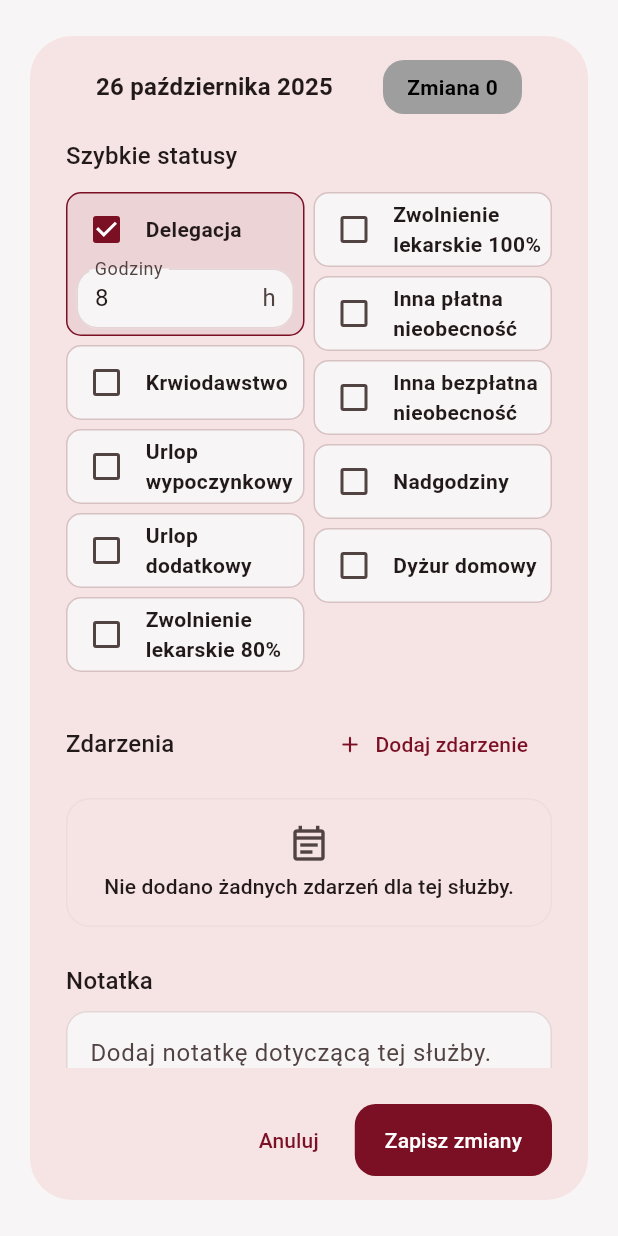
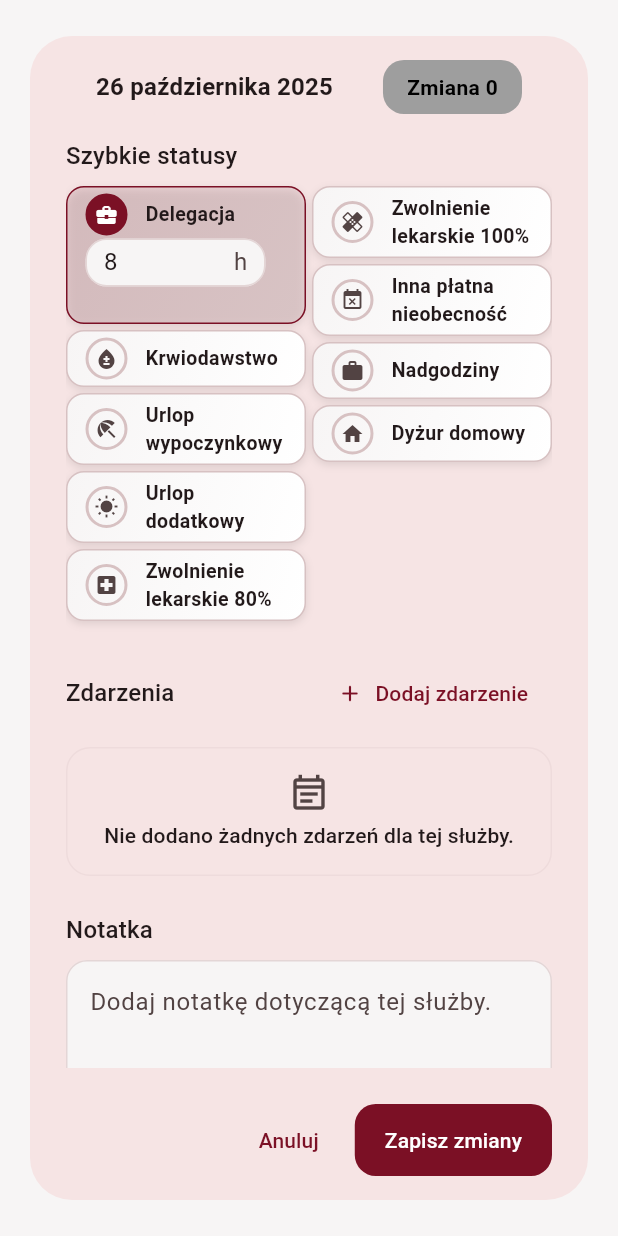
Before and after one commit to kroxon/Spark, a Flutter app: the DayDetailDialog widget shown alone on an empty page, opened directly with empty values, after a tap on "Delegacja", on a phone screen of 412 x 824 dp. Run offline on Flutter 3.47's test engine with Material 3 defaults, Android fonts, the phone set to English and light mode, and no system bars; our stand-ins replace cloud_firestore, firebase_auth, firebase_core, flutter_riverpod, flutter_signin_button, go_router and 1 more; accounts and stored records are empty; generated files the repository leaves out were written again; network calls fail; statements that could not run were skipped.

Commit message:
fix(ui): Correct status display issues

```diff
--- a/lib/features/calendar/models/calendar_entry.dart
+++ b/lib/features/calendar/models/calendar_entry.dart
@@ -13,7 +13,6 @@ enum EventType {
   paidAbsence,
   overtimeTimeOff,
   homeDuty,
-  unpaidAbsence,
 }
 
 class DayEvent {
--- a/lib/features/calendar/models/quick_status_validator.dart
+++ b/lib/features/calendar/models/quick_status_validator.dart
@@ -317,7 +317,6 @@ class QuickStatusValidator {
       EventType.vacationRegular,
       EventType.vacationAdditional,
       EventType.overtimeTimeOff,
-      EventType.unpaidAbsence,
     };
 
     final conflictingTypes = selections.keys
@@ -352,7 +351,6 @@ class QuickStatusValidator {
       EventType.vacationAdditional,
       EventType.overtimeTimeOff,
       EventType.paidAbsence,
-      EventType.unpaidAbsence,
       EventType.delegation,
       EventType.overtimeWorked,
     };
@@ -401,8 +399,6 @@ class QuickStatusValidator {
         return 'Odbiór nadgodzin';
       case EventType.homeDuty:
         return 'Dyżur domowy';
-      case EventType.unpaidAbsence:
-        return 'Inna bezpłatna nieobecność';
     }
   }
 }
--- a/lib/features/calendar/widgets/day_detail/day_quick_status_section.dart
+++ b/lib/features/calendar/widgets/day_detail/day_quick_status_section.dart
@@ -33,56 +33,61 @@ class _DayQuickStatusSectionState extends State<DayQuickStatusSection> {
     _QuickStatusOption(
       type: EventType.delegation,
       label: 'Delegacja',
+      icon: Icons.business_center,
       isFixedHours: false,
     ),
     _QuickStatusOption(
       type: EventType.bloodDonation,
       label: 'Krwiodawstwo',
+      icon: Icons.bloodtype,
       isFixedHours: true,
     ),
     _QuickStatusOption(
       type: EventType.vacationRegular,
       label: 'Urlop wypoczynkowy',
+      icon: Icons.beach_access,
       isFixedHours: false,
     ),
     _QuickStatusOption(
       type: EventType.vacationAdditional,
       label: 'Urlop dodatkowy',
+      icon: Icons.wb_sunny,
       isFixedHours: false,
     ),
     _QuickStatusOption(
       type: EventType.sickLeave80,
       label: 'Zwolnienie lekarskie 80%',
+      icon: Icons.local_hospital,
       isFixedHours: true,
     ),
     _QuickStatusOption(
       type: EventType.sickLeave100,
       label: 'Zwolnienie lekarskie 100%',
+      icon: Icons.healing,
       isFixedHours: true,
     ),
     _QuickStatusOption(
       type: EventType.overtimeTimeOff,
       label: 'Odbiór nadgodzin',
+      icon: Icons.access_time,
       isFixedHours: false,
     ),
     _QuickStatusOption(
       type: EventType.paidAbsence,
       label: 'Inna płatna nieobecność',
-      isFixedHours: false,
-    ),
-    _QuickStatusOption(
-      type: EventType.unpaidAbsence,
-      label: 'Inna bezpłatna nieobecność',
+      icon: Icons.event_busy,
       isFixedHours: false,
     ),
     _QuickStatusOption(
       type: EventType.overtimeWorked,
       label: 'Nadgodziny',
+      icon: Icons.work,
       isFixedHours: false,
     ),
     _QuickStatusOption(
       type: EventType.homeDuty,
       label: 'Dyżur domowy',
+      icon: Icons.home,
       isFixedHours: true,
     ),
   ];
@@ -133,9 +138,8 @@ class _DayQuickStatusSectionState extends State<DayQuickStatusSection> {
     final visibleOptions = _visibleOptions();
     return LayoutBuilder(
       builder: (context, constraints) {
-        const spacing = 6.0;
-        final isSingleColumn = constraints.maxWidth < 280;
-        final columnsCount = isSingleColumn ? 1 : 2;
+        const spacing = 4.0;
+        final columnsCount = 2;
         final sliceSize = (visibleOptions.length / columnsCount).ceil();
 
         List<Widget> buildColumnSlice(int columnIndex) {
@@ -157,21 +161,21 @@ class _DayQuickStatusSectionState extends State<DayQuickStatusSection> {
           crossAxisAlignment: CrossAxisAlignment.start,
           children: [
             Text('Szybkie statusy', style: theme.textTheme.titleMedium),
-            const SizedBox(height: 12),
+            const SizedBox(height: 8),
             AnimatedSwitcher(
               duration: const Duration(milliseconds: 200),
               child: _blockedMessage == null
                   ? const SizedBox.shrink()
                   : Container(
                       key: const ValueKey('blocked-message'),
-                      margin: const EdgeInsets.only(bottom: 12),
+                      margin: const EdgeInsets.only(bottom: 8),
                       padding: const EdgeInsets.symmetric(
-                        horizontal: 12,
-                        vertical: 10,
+                        horizontal: 10,
+                        vertical: 8,
                       ),
                       decoration: BoxDecoration(
                         color: theme.colorScheme.surfaceContainerHighest,
-                        borderRadius: BorderRadius.circular(12),
+                        borderRadius: BorderRadius.circular(8),
                         border: Border.all(
                           color: theme.colorScheme.outlineVariant,
                         ),
@@ -182,10 +186,10 @@ class _DayQuickStatusSectionState extends State<DayQuickStatusSection> {
                         children: [
                           Icon(
                             Icons.info_outline,
-                            size: 18,
+                            size: 16,
                             color: theme.colorScheme.primary,
                           ),
-                          const SizedBox(width: 8),
+                          const SizedBox(width: 6),
                           Expanded(
                             child: Text(
                               _blockedMessage!,
@@ -196,9 +200,6 @@ class _DayQuickStatusSectionState extends State<DayQuickStatusSection> {
                       ),
                     ),
             ),
-            if (isSingleColumn)
-              Column(children: buildColumnSlice(0))
-            else
             Row(
               crossAxisAlignment: CrossAxisAlignment.start,
               children: [
@@ -223,88 +224,125 @@ class _DayQuickStatusSectionState extends State<DayQuickStatusSection> {
     final isInteractionBlocked = _isInteractionBlocked(option.type);
     final hasConflict = _hasConflict(option.type);
 
-    return AnimatedContainer(
+    return AnimatedSize(
       duration: const Duration(milliseconds: 180),
       curve: Curves.easeInOut,
-      padding: const EdgeInsets.symmetric(horizontal: 6, vertical: 4),
+      child: AnimatedContainer(
+        duration: const Duration(milliseconds: 180),
+        curve: Curves.easeInOut,
         decoration: BoxDecoration(
-        color: isSelected
-            ? hasConflict
-                ? theme.colorScheme.errorContainer.withValues(alpha: 0.1)
-                : theme.colorScheme.primary.withValues(alpha: 0.08)
-            : isInteractionBlocked
-            ? theme.colorScheme.surfaceContainerHighest.withValues(alpha: 0.4)
-            : theme.colorScheme.surface,
-        borderRadius: BorderRadius.circular(10),
+          gradient: isSelected
+              ? LinearGradient(
+                  colors: [theme.colorScheme.primary.withValues(alpha: 0.1), theme.colorScheme.primary.withValues(alpha: 0.05)],
+                  begin: Alignment.topLeft,
+                  end: Alignment.bottomRight,
+                )
+              : LinearGradient(
+                  colors: isInteractionBlocked
+                      ? [theme.colorScheme.surfaceContainerHighest.withValues(alpha: 0.4), theme.colorScheme.surface]
+                      : [theme.colorScheme.surface, theme.colorScheme.surfaceContainerLowest],
+                  begin: Alignment.topLeft,
+                  end: Alignment.bottomRight,
+                ),
+          borderRadius: BorderRadius.circular(12),
           border: Border.all(
             color: isSelected
-              ? hasConflict
-                  ? theme.colorScheme.error
-                  : theme.colorScheme.primary
+                ? theme.colorScheme.primary
                 : isInteractionBlocked
                 ? theme.colorScheme.outlineVariant.withValues(alpha: 0.5)
                 : theme.colorScheme.outlineVariant,
           ),
+          boxShadow: [
+            BoxShadow(
+              color: theme.shadowColor.withValues(alpha: 0.1),
+              blurRadius: 4,
+              offset: const Offset(0, 2),
             ),
+          ],
+        ),
+        child: Material(
+          color: Colors.transparent,
+          child: InkWell(
+            borderRadius: BorderRadius.circular(12),
+            onTap: isInteractionBlocked ? null : () => _handleOptionPressed(option.type),
+            child: Padding(
+              padding: const EdgeInsets.symmetric(horizontal: 12, vertical: 4),
               child: Column(
                 crossAxisAlignment: CrossAxisAlignment.start,
-        mainAxisSize: MainAxisSize.min,
                 children: [
                   Row(
                     crossAxisAlignment: CrossAxisAlignment.center,
                     children: [
-              Checkbox(
-                value: isSelected,
-                visualDensity: VisualDensity.compact,
-                onChanged: isInteractionBlocked ? null : (_) => _handleOptionPressed(option.type),
+                      GestureDetector(
+                        onTap: isInteractionBlocked ? null : () => _handleOptionPressed(option.type),
+                        child: Container(
+                          width: 28,
+                          height: 28,
+                          decoration: BoxDecoration(
+                            shape: BoxShape.circle,
+                            color: isSelected
+                                ? theme.colorScheme.primary
+                                : Colors.transparent,
+                            border: Border.all(
+                              color: isSelected
+                                  ? theme.colorScheme.primary
+                                  : (isInteractionBlocked ? theme.colorScheme.outlineVariant.withValues(alpha: 0.5) : theme.colorScheme.outlineVariant),
+                              width: 2,
                             ),
-              const SizedBox(width: 6),
+                          ),
+                          child: Icon(
+                            option.icon,
+                            size: 16,
+                            color: isSelected
+                                ? theme.colorScheme.onPrimary
+                                : (isInteractionBlocked ? theme.colorScheme.onSurface.withValues(alpha: 0.3) : theme.colorScheme.onSurfaceVariant),
+                          ),
+                        ),
+                      ),
+                      const SizedBox(width: 12),
                       Expanded(
                         child: GestureDetector(
                           onTap: isInteractionBlocked ? null : () => _handleOptionPressed(option.type),
-                  behavior: isInteractionBlocked ? HitTestBehavior.opaque : HitTestBehavior.translucent,
-                  child: Row(
-                    children: [
-                      Expanded(
+                          behavior: HitTestBehavior.translucent,
                           child: Text(
                             option.label,
                             style: theme.textTheme.bodyMedium?.copyWith(
+                              fontSize: 13,
                               fontWeight: FontWeight.w600,
                               color: isInteractionBlocked && !isSelected
-                                ? theme.colorScheme.onSurface.withOpacity(0.6)
-                                : hasConflict
-                                ? theme.colorScheme.error
+                                  ? theme.colorScheme.onSurface.withValues(alpha: 0.6)
                                   : null,
                             ),
                             maxLines: 2,
                             overflow: TextOverflow.ellipsis,
                           ),
                         ),
-                      if (hasConflict) ...[
-                        const SizedBox(width: 4),
-                        Icon(
-                          Icons.warning,
-                          size: 16,
-                          color: theme.colorScheme.error,
                       ),
                     ],
-                    ],
                   ),
+                  if (isSelected && option.isFixedHours) ...[
+                    const SizedBox(height: 2),
+                    Row(
+                      crossAxisAlignment: CrossAxisAlignment.start,
+                      children: [
+                        Text(
+                          'Godziny: ${_formatHours(_selections[option.type])} h',
+                          style: theme.textTheme.bodySmall?.copyWith(
+                            color: theme.colorScheme.onSurfaceVariant,
                           ),
                         ),
                       ],
                     ),
-          if (isSelected && option.isFixedHours) ...[
-            const SizedBox(height: 4),
-            Text(
-              'Godziny: ${_formatHours(_selections[option.type])} h',
-              style: theme.textTheme.bodySmall?.copyWith(
-                color: hasConflict ? theme.colorScheme.error : null,
-              ),
-            ),
                   ] else if (isSelected && controller != null) ...[
-            const SizedBox(height: 6),
-            TextField(
+                    const SizedBox(height: 2),
+                    Row(
+                      crossAxisAlignment: CrossAxisAlignment.start,
+                      children: [
+                        SizedBox(
+                          width: 120, // Wider input field to prevent text overflow
+                          child: SizedBox(
+                            height: 52, // Increased TextField height for better text accommodation
+                            child: TextField(
                               controller: controller,
                               keyboardType: const TextInputType.numberWithOptions(
                                 decimal: true,
@@ -316,16 +354,24 @@ class _DayQuickStatusSectionState extends State<DayQuickStatusSection> {
                                 isDense: true,
                                 contentPadding: const EdgeInsets.symmetric(
                                   horizontal: 8,
-                  vertical: 8,
+                                  vertical: 4, // Reduced vertical padding
                                 ),
-                labelText: 'Godziny',
+                                hintText: '0',
                                 suffixText: 'h',
                                 errorText: hasConflict ? ' ' : null, // Reserve space for error
                               ),
                               onChanged: (value) => _updateHours(option.type, value),
                             ),
+                          ),
+                        ),
+                      ],
+                    ),
                   ],
                 ],
+              ),
+            ),
+          ),
+        ),
       ),
     );
   }
@@ -335,7 +381,6 @@ class _DayQuickStatusSectionState extends State<DayQuickStatusSection> {
       if (!_isOptionVisible(type)) {
         return;
       }
-      final isSickLeave = _isSickLeave(type);
       if (_selections.containsKey(type)) {
         _selections.remove(type);
         final controller = _controllers[type];
@@ -343,8 +388,8 @@ class _DayQuickStatusSectionState extends State<DayQuickStatusSection> {
           controller.text = '';
         }
       } else {
-        if (isSickLeave) {
-          _clearSelections();
+        if (_isExclusiveStatus(type)) {
+          _clearSelections(except: type);
         }
         final defaultHours = _defaultHours(type);
         _selections[type] = defaultHours;
@@ -423,7 +468,7 @@ class _DayQuickStatusSectionState extends State<DayQuickStatusSection> {
   bool _enforceScheduleConstraints({bool notifyParent = false}) {
     var changed = false;
 
-    if (_enforceSickExclusivity()) {
+    if (_enforceExclusiveStatusExclusivity()) {
       changed = true;
     }
 
@@ -476,37 +521,37 @@ class _DayQuickStatusSectionState extends State<DayQuickStatusSection> {
   }
 
   bool _shouldBlockSelection(EventType type) {
-    final activeSick = _activeSickLeaveType();
-    if (activeSick == null) {
+    final activeExclusive = _activeExclusiveStatusType();
+    if (activeExclusive == null) {
       return false;
     }
-    final isSickLeave = _isSickLeave(type);
+    final isExclusive = _isExclusiveStatus(type);
     final isSelected = _selections.containsKey(type);
-    if (!isSickLeave && isSelected) {
+    if (!isExclusive && isSelected) {
       return false;
     }
-    if (isSickLeave) {
+    if (isExclusive) {
       return !isSelected;
     }
     return true;
   }
 
   bool _isInteractionBlocked(EventType type) {
-    // First check existing sick leave logic
-    final activeSick = _activeSickLeaveType();
-    if (activeSick == null) {
-      // For sick leave types, maintain exclusivity logic
-      if (_isSickLeave(type)) {
-        return false; // Allow interaction with sick leave types
+    // First check existing exclusive status logic
+    final activeExclusive = _activeExclusiveStatusType();
+    if (activeExclusive == null) {
+      // For exclusive types, maintain exclusivity logic
+      if (_isExclusiveStatus(type)) {
+        return false; // Allow interaction with exclusive types
       }
       // For all other types, allow interaction - validation happens only on save
       return false;
     }
-    if (!_isSickLeave(type) && _selections.containsKey(type)) {
+    if (!_isExclusiveStatus(type) && _selections.containsKey(type)) {
       return false;
     }
-    if (_isSickLeave(type)) {
-      return type != activeSick;
+    if (_isExclusiveStatus(type)) {
+      return type != activeExclusive;
     }
     return true;
   }
@@ -529,9 +574,9 @@ class _DayQuickStatusSectionState extends State<DayQuickStatusSection> {
         .any((c) => c.conflictingTypes.contains(type));
   }
 
-  EventType? _activeSickLeaveType() {
+  EventType? _activeExclusiveStatusType() {
     for (final type in _selections.keys) {
-      if (_isSickLeave(type)) {
+      if (_isExclusiveStatus(type)) {
         return type;
       }
     }
@@ -540,6 +585,10 @@ class _DayQuickStatusSectionState extends State<DayQuickStatusSection> {
 
   bool _isSickLeave(EventType type) {
     return type == EventType.sickLeave80 || type == EventType.sickLeave100;
+  }
+
+  bool _isExclusiveStatus(EventType type) {
+    return _isSickLeave(type) || type == EventType.bloodDonation;
   }
 
   void _clearSelections({EventType? except}) {
@@ -555,18 +604,18 @@ class _DayQuickStatusSectionState extends State<DayQuickStatusSection> {
     }
   }
 
-  bool _enforceSickExclusivity() {
-    EventType? preservedSick;
+  bool _enforceExclusiveStatusExclusivity() {
+    EventType? preservedExclusive;
     for (final type in _selections.keys) {
-      if (_isSickLeave(type)) {
-        preservedSick ??= type;
+      if (_isExclusiveStatus(type)) {
+        preservedExclusive ??= type;
       }
     }
-    if (preservedSick == null) {
+    if (preservedExclusive == null) {
       return false;
     }
     final typesToRemove = _selections.keys
-        .where((type) => type != preservedSick)
+        .where((type) => type != preservedExclusive)
         .toList(growable: false);
     if (typesToRemove.isEmpty) {
       return false;
@@ -586,10 +635,10 @@ class _DayQuickStatusSectionState extends State<DayQuickStatusSection> {
       return;
     }
     FocusScope.of(context).unfocus();
-    final isSickAttempt = _isSickLeave(attemptedType);
-    final message = isSickAttempt
-        ? 'Możesz aktywować tylko jedno zwolnienie lekarskie naraz. Odznacz bieżące, aby kontynuować.'
-        : 'Aktywne zwolnienie lekarskie blokuje inne statusy. Odznacz je, aby kontynuować.';
+    final isExclusiveAttempt = _isExclusiveStatus(attemptedType);
+    final message = isExclusiveAttempt
+        ? 'Możesz aktywować tylko jeden status zdrowotny naraz. Odznacz bieżący, aby kontynuować.'
+        : 'Aktywny status zdrowotny blokuje inne statusy. Odznacz go, aby kontynuować.';
     _messageTimer?.cancel();
     setState(() {
       _blockedMessage = message;
@@ -656,10 +705,12 @@ class _QuickStatusOption {
   const _QuickStatusOption({
     required this.type,
     required this.label,
+    required this.icon,
     this.isFixedHours = false,
   });
 
   final EventType type;
   final String label;
+  final IconData icon;
   final bool isFixedHours;
 }
--- a/lib/features/calendar/widgets/day_detail_dialog.dart
+++ b/lib/features/calendar/widgets/day_detail_dialog.dart
@@ -99,7 +99,6 @@ class _DayDetailDialogState extends State<DayDetailDialog> {
     EventType.paidAbsence,
     EventType.overtimeTimeOff,
     EventType.homeDuty,
-    EventType.unpaidAbsence,
   };
 
   @override
--- a/lib/features/calendar/widgets/day_event_icons_row.dart
+++ b/lib/features/calendar/widgets/day_event_icons_row.dart
@@ -133,8 +133,6 @@ class DayEventIconsRow extends StatelessWidget {
         return Icons.timelapse;
       case EventType.homeDuty:
         return Icons.home_outlined;
-      case EventType.unpaidAbsence:
-        return Icons.person_remove_outlined;
     }
   }
 }
```
Lines whose indentation alone changed are shown as unchanged.
